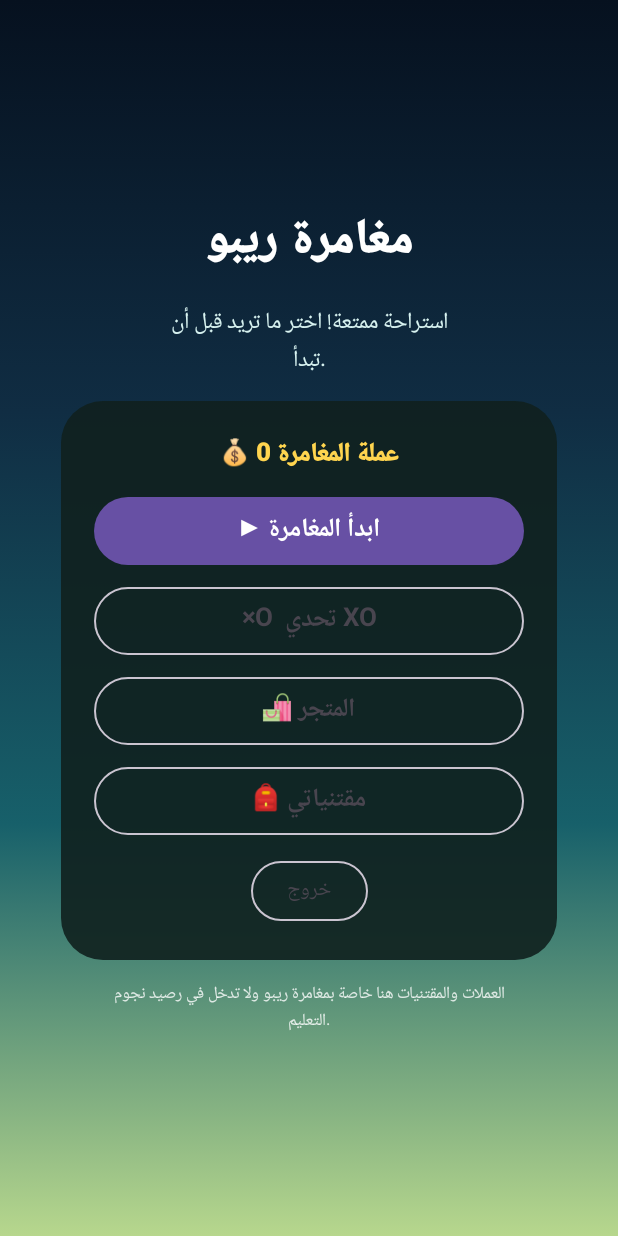
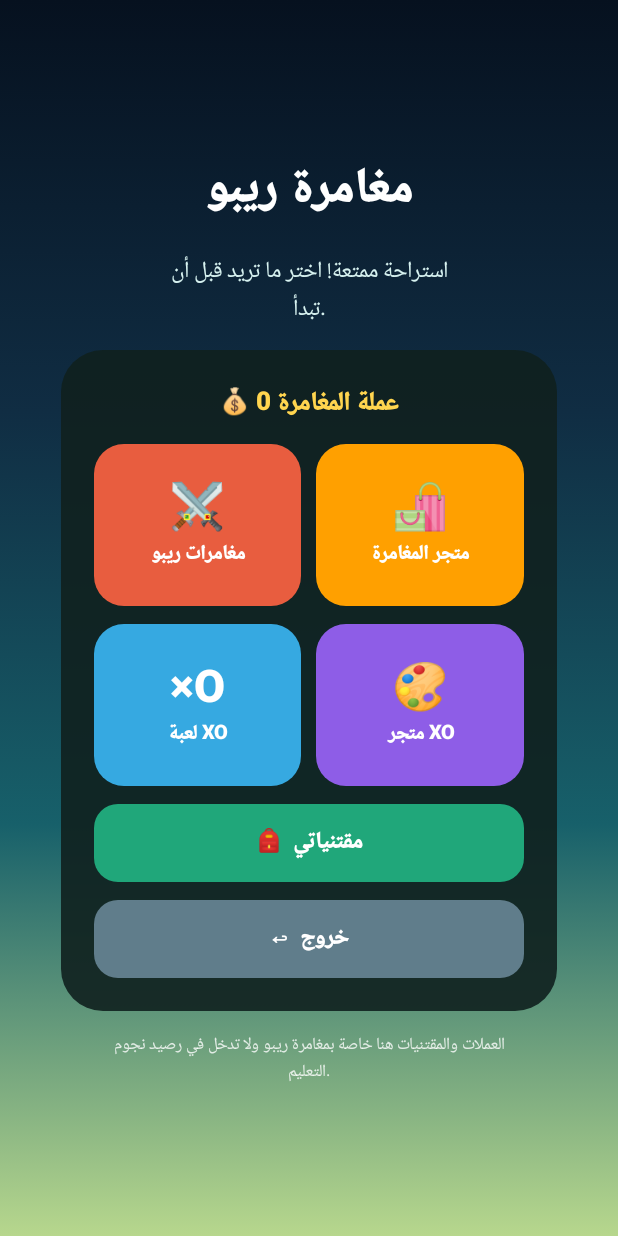
Before and after one commit to ali12hhh-oss/kids-game-assets, an Android app built with Jetpack Compose: the composable BreakGamePage shown on its own in the app's theme, on a phone screen of 412 x 824 dp. Run offline under Robolectric (Android 15) with nearby library versions, the light colour scheme and no system bars; libraries missing offline, so code that uses them is left out: io.github.sceneview, io.github.sceneview.math, io.github.sceneview.node, io.github.sceneview.rememberCameraNode, io.github.sceneview.rememberEngine and 1 more; 7 statements that could not run were skipped.

Commit message:
Redesign Rebo break menu with colored activity icons

```diff
--- a/app/src/main/java/com/ali12hhh/kidslearning/navigation/BreakGamePage.kt
+++ b/app/src/main/java/com/ali12hhh/kidslearning/navigation/BreakGamePage.kt
@@ -168,16 +168,43 @@ private fun BreakGameHome(
                 Card(Modifier.fillMaxWidth(), shape = RoundedCornerShape(28.dp), colors = CardDefaults.cardColors(containerColor = Color(0xE610211E))) {
                     Column(Modifier.fillMaxWidth().padding(22.dp), horizontalAlignment = Alignment.CenterHorizontally, verticalArrangement = Arrangement.spacedBy(12.dp)) {
                         Text("💰 $gameBalance عملة المغامرة", color = Color(0xFFFFD54F), fontSize = 17.sp, fontWeight = FontWeight.Black)
-                        Button(onClick = onStart, modifier = Modifier.fillMaxWidth()) { Text("▶ ابدأ المغامرة", fontSize = 17.sp, fontWeight = FontWeight.Bold) }
-                        OutlinedButton(onClick = { onOpenXo() }, modifier = Modifier.fillMaxWidth()) { Text("×O  تحدي XO", fontSize = 17.sp, fontWeight = FontWeight.Bold) }
-                        OutlinedButton(onClick = onStore, modifier = Modifier.fillMaxWidth()) { Text("🛍 المتجر", fontSize = 17.sp, fontWeight = FontWeight.Bold) }
-                        OutlinedButton(onClick = onInventory, modifier = Modifier.fillMaxWidth()) { Text("🎒 مقتنياتي", fontSize = 17.sp, fontWeight = FontWeight.Bold) }
-                        OutlinedButton(onClick = onBack) { Text("خروج") }
+                        Row(Modifier.fillMaxWidth(), horizontalArrangement = Arrangement.spacedBy(10.dp)) {
+                            BreakMenuCard(Modifier.weight(1f), "⚔️", "مغامرات ريبو", Color(0xFFE85D3F), onStart)
+                            BreakMenuCard(Modifier.weight(1f), "🛍️", "متجر المغامرة", Color(0xFFFFA000), onStore)
+                        }
+                        Row(Modifier.fillMaxWidth(), horizontalArrangement = Arrangement.spacedBy(10.dp)) {
+                            BreakMenuCard(Modifier.weight(1f), "×O", "لعبة XO", Color(0xFF36A9E1), onOpenXo)
+                            BreakMenuCard(Modifier.weight(1f), "🎨", "متجر XO", Color(0xFF8E5DE7), onOpenXo)
+                        }
+                        BreakMenuWideButton("🎒", "مقتنياتي", Color(0xFF20A77A), onInventory)
+                        BreakMenuWideButton("↩", "خروج", Color(0xFF607D8B), onBack)
                     }
                 }
                 Text("العملات والمقتنيات هنا خاصة بمغامرة ريبو ولا تدخل في رصيد نجوم التعليم.", color = Color.White.copy(alpha = 0.8f), fontSize = 11.sp, textAlign = TextAlign.Center)
             }
         }
+    }
+}
+
+@Composable
+private fun BreakMenuCard(modifier: Modifier, icon: String, title: String, color: Color, onClick: () -> Unit) {
+    Card(onClick = onClick, modifier = modifier.height(108.dp), shape = RoundedCornerShape(20.dp),
+        colors = CardDefaults.cardColors(containerColor = color, contentColor = Color.White)) {
+        Column(Modifier.fillMaxSize().padding(8.dp), horizontalAlignment = Alignment.CenterHorizontally,
+            verticalArrangement = Arrangement.Center) {
+            Text(icon, fontSize = 30.sp, fontWeight = FontWeight.Black)
+            Spacer(Modifier.height(4.dp))
+            Text(title, fontSize = 13.sp, fontWeight = FontWeight.Black, textAlign = TextAlign.Center)
+        }
+    }
+}
+
+@Composable
+private fun BreakMenuWideButton(icon: String, title: String, color: Color, onClick: () -> Unit) {
+    Button(onClick = onClick, modifier = Modifier.fillMaxWidth().height(52.dp),
+        shape = RoundedCornerShape(16.dp),
+        colors = androidx.compose.material3.ButtonDefaults.buttonColors(containerColor = color, contentColor = Color.White)) {
+        Text("$icon  $title", fontSize = 15.sp, fontWeight = FontWeight.Black)
     }
 }
 
```
